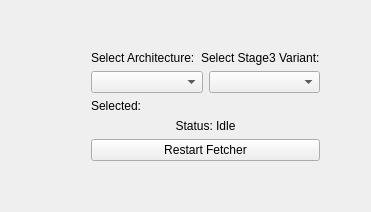
Old version of the form src/modules/stagechoose/StageChoosePage.ui in the repository TableFlipper9/calamares.
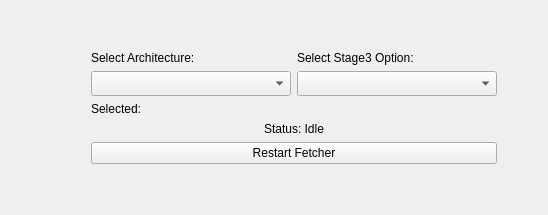
New version of the form.

Commit message: First select empty, UI improvements, next disabled correctly, added all archs

Diff of the .ui file:
```diff
--- a/src/modules/stagechoose/StageChoosePage.ui
+++ b/src/modules/stagechoose/StageChoosePage.ui
@@ -51,7 +51,7 @@
          <item>
           <widget class="QLabel" name="variantLabel">
            <property name="text">
-            <string>Select Stage3 Variant:</string>
+            <string>Select Stage3 Option:</string>
            </property>
           </widget>
          </item>
@@ -59,12 +59,38 @@
        </item>
        <item>
         <layout class="QHBoxLayout" name="comboBoxesLayout">
-         <item>
-          <widget class="QComboBox" name="architectureComboBox"/>
-         </item>
-         <item>
-          <widget class="QComboBox" name="variantComboBox"/>
-         </item>
+        <item>
+        <widget class="QComboBox" name="architectureComboBox">
+        <property name="minimumSize">
+            <size>
+            <width>200</width>
+            <height>25</height>
+            </size>
+        </property>
+        <property name="maximumSize">
+            <size>
+            <width>200</width>
+            <height>25</height>
+            </size>
+        </property>
+        </widget>
+        </item>
+        <item>
+        <widget class="QComboBox" name="variantComboBox">
+        <property name="minimumSize">
+            <size>
+            <width>200</width>
+            <height>25</height>
+            </size>
+        </property>
+        <property name="maximumSize">
+            <size>
+            <width>200</width>
+            <height>25</height>
+            </size>
+        </property>
+        </widget>
+        </item>
         </layout>
        </item>
        <item>
```
The commit also changes 5 other files.
